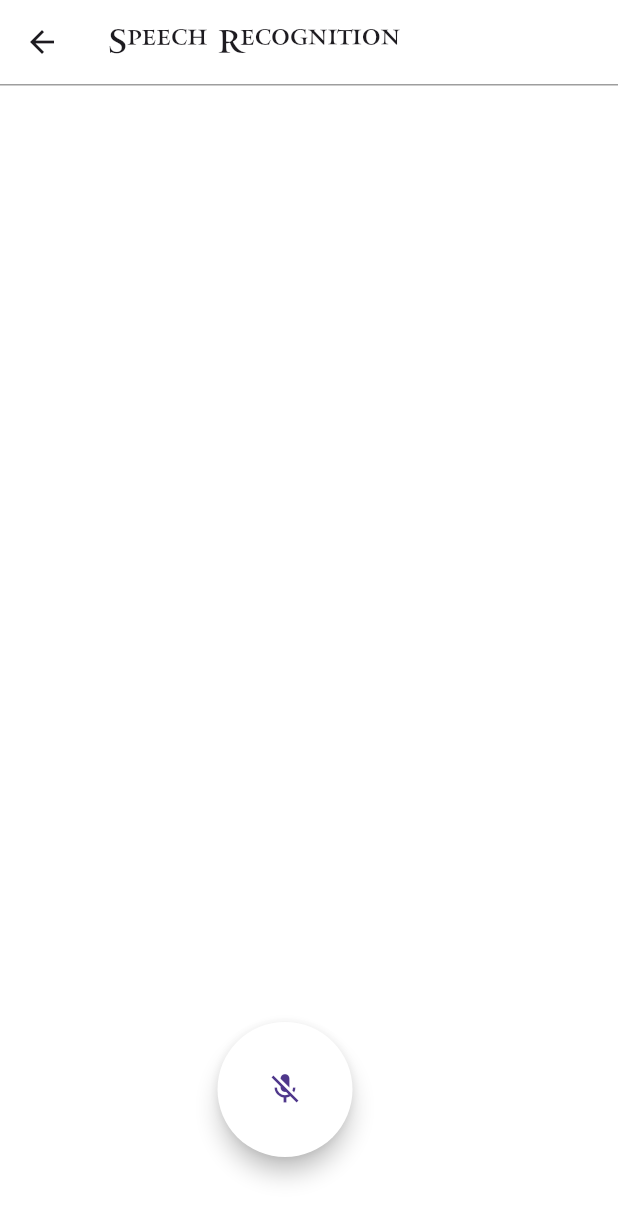
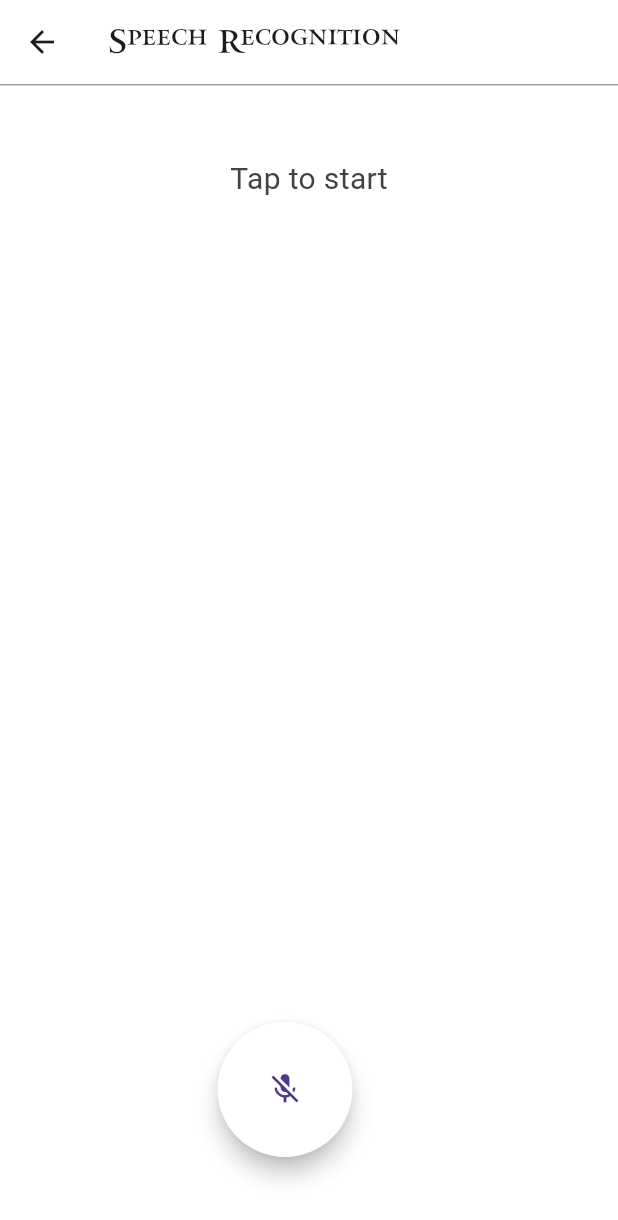
Before and after one commit to thejas2246/BlindAssistanceApp, a Flutter app: the Speech screen opened directly, on a phone screen of 412 x 824 dp. Shown: the top 1220 px of the screen. Run offline on Flutter 3.47's test engine with Material 3 defaults, Android fonts, the phone set to English and light mode, and no system bars; our stand-ins replace animated_text_kit, get, google_fonts, lottie, speech_to_text; missing offline and left inert: flutter_launcher_icons; project files that could hold a hidden picture were left out.

Commit message:
Change input speech variable

```diff
--- a/lib/deaf_pages/speech_to_text.dart
+++ b/lib/deaf_pages/speech_to_text.dart
@@ -13,7 +13,7 @@ class Speech extends StatefulWidget {
 class _SpeechState extends State<Speech> {
 SpeechToText _speechToText =SpeechToText();
 bool _isEnabled=false;
-String _lastWords=' ';
+String _lastWords='Tap to start';
 
 @override
   void initState() {
--- a/lib/main.dart
+++ b/lib/main.dart
@@ -17,3 +17,4 @@ class Myapp extends StatelessWidget {
     );
   }
 }
+//test
```
